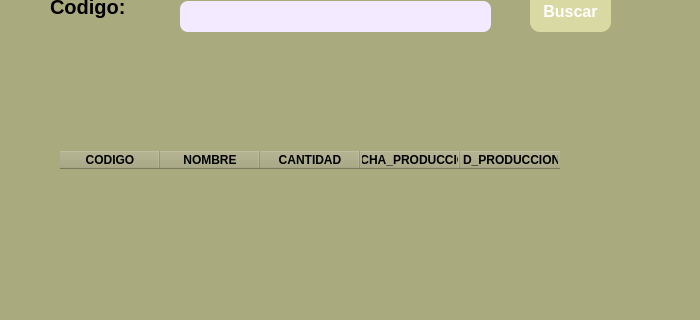
This is view/buscarproducto.ui in arturito76/proyecto as Qt 5 draws it before an edit; both pictures show x 0 to 700 and y 109 to 429 of the 700 by 600 pixel window. The edited form follows.
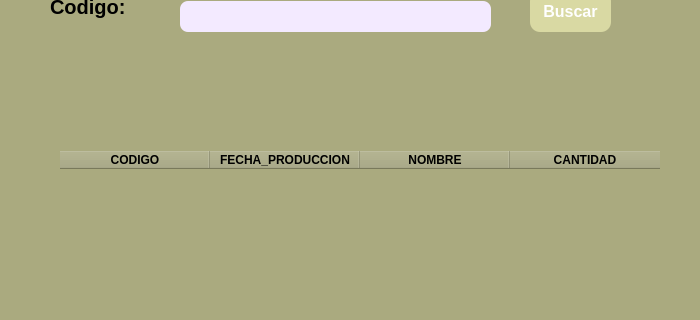
This is the edited form.

```diff
--- a/view/buscarproducto.ui
+++ b/view/buscarproducto.ui
@@ -172,6 +172,9 @@
     <property name="styleSheet">
      <string notr="true">color: rgb(0, 0, 0);</string>
     </property>
+    <attribute name="horizontalHeaderDefaultSectionSize">
+     <number>150</number>
+    </attribute>
     <column>
      <property name="text">
       <string>CODIGO</string>
@@ -186,6 +189,20 @@
       <set>AlignCenter</set>
      </property>
     </column>
+    <column>
+     <property name="text">
+      <string>FECHA_PRODUCCION</string>
+     </property>
+     <property name="font">
+      <font>
+       <weight>75</weight>
+       <bold>true</bold>
+      </font>
+     </property>
+     <property name="textAlignment">
+      <set>AlignCenter</set>
+     </property>
+    </column>
     <column>
      <property name="text">
       <string>NOMBRE</string>
@@ -214,34 +231,6 @@
       <set>AlignCenter</set>
      </property>
     </column>
-    <column>
-     <property name="text">
-      <string>FECHA_PRODUCCION</string>
-     </property>
-     <property name="font">
-      <font>
-       <weight>75</weight>
-       <bold>true</bold>
-      </font>
-     </property>
-     <property name="textAlignment">
-      <set>AlignCenter</set>
-     </property>
-    </column>
-    <column>
-     <property name="text">
-      <string>ID_PRODUCCION</string>
-     </property>
-     <property name="font">
-      <font>
-       <weight>75</weight>
-       <bold>true</bold>
-      </font>
-     </property>
-     <property name="textAlignment">
-      <set>AlignCenter</set>
-     </property>
-    </column>
    </widget>
   </widget>
  </widget>
```
Left out of the diff: 8 changed lines with no effect on the pictures.
